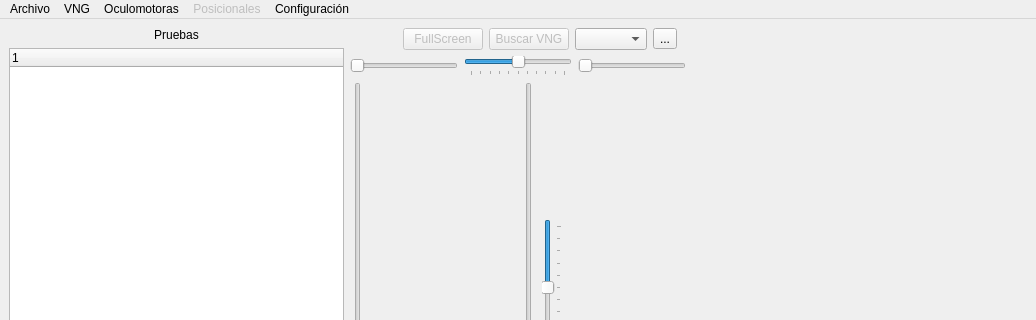
The window that src/ui/dev/MainWindow.ui (Debaq/Siev) describes before a commit, drawn with Qt 5; both pictures show x 0 to 1036 and y 0 to 320 of the 1036 by 807 pixel window.
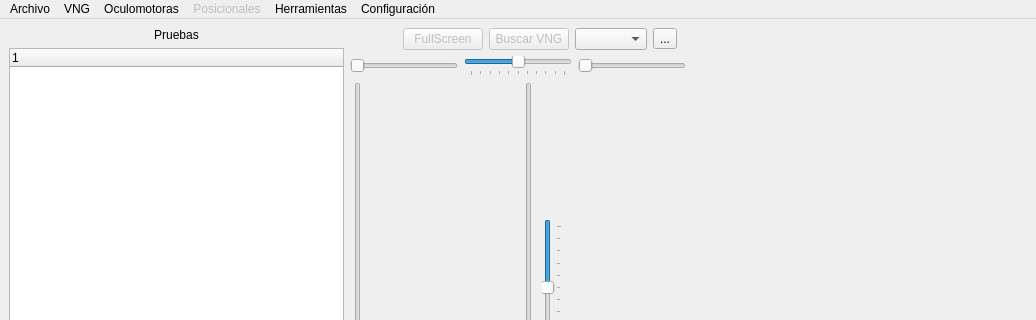
The same window after the commit.

Commit message:
calculadora de hipo/dp
calculadora de hipo/dp  #18

The edit to the form file:
```diff
--- a/src/ui/dev/MainWindow.ui
+++ b/src/ui/dev/MainWindow.ui
@@ -500,10 +500,19 @@
      <string>Posicionales</string>
     </property>
    </widget>
+   <widget class="QMenu" name="menuHerramientas">
+    <property name="title">
+     <string>Herramientas</string>
+    </property>
+    <addaction name="actionCalculadora_hipo_dp"/>
+    <addaction name="separator"/>
+    <addaction name="actionCalibrar"/>
+   </widget>
    <addaction name="menuArchivo"/>
    <addaction name="menuCalofrica"/>
    <addaction name="menuOculomotoras"/>
    <addaction name="menuPosicionales"/>
+   <addaction name="menuHerramientas"/>
    <addaction name="menuConfiguraci_n"/>
   </widget>
   <action name="actionSalir">
```
Left out of the diff: 6 changed lines with no effect on the pictures. The commit also changes 2 other files.
